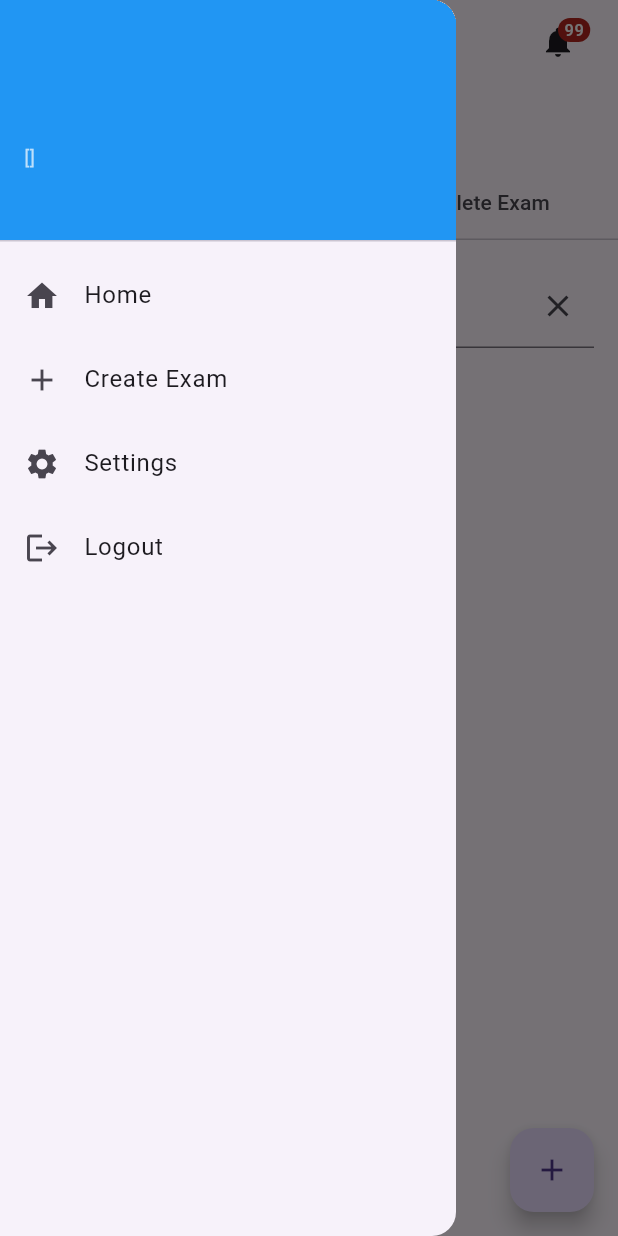
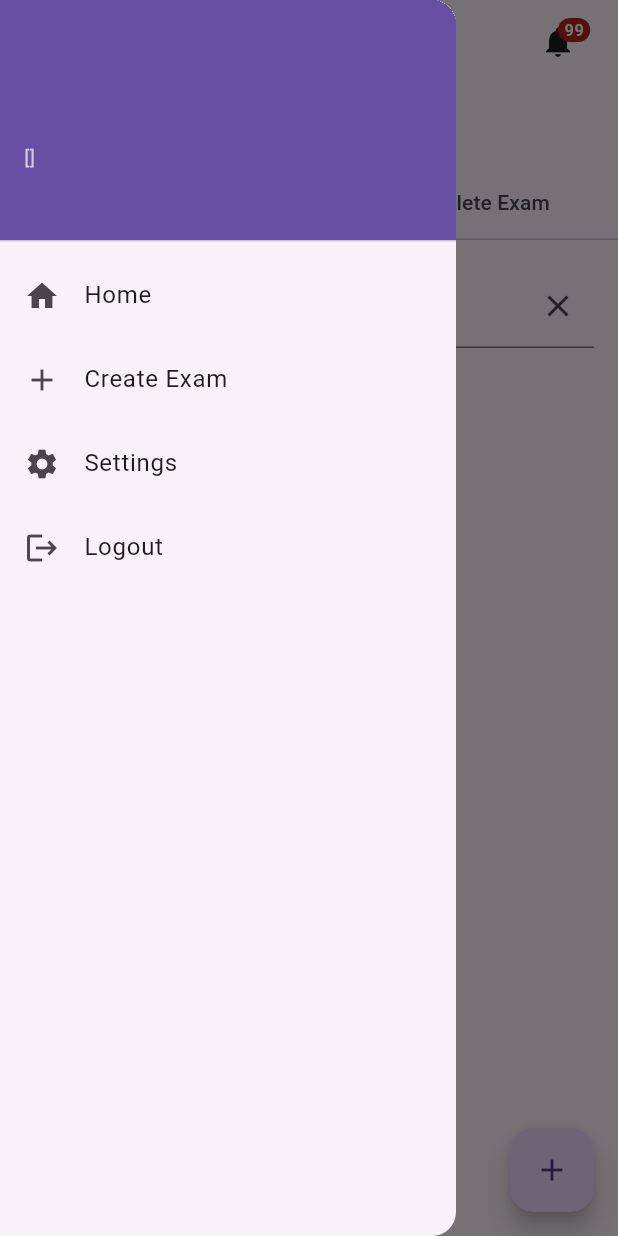
Before and after one commit to MohamedIsa/QuizApp, a Flutter app: the Adminhome screen opened by its route, with the side drawer open, on a phone screen of 412 x 824 dp. Run offline on Flutter 3.47's test engine with Material 3 defaults, Android fonts, the phone set to English and light mode, and no system bars; our stand-ins replace cloud_firestore, firebase_auth, firebase_core, firebase_storage, flutter_spinkit, google_sign_in and 2 more; accounts and stored records are empty; generated files the repository leaves out were written again.

Commit message:
Fix UI for Admins

```diff
--- a/lib/pages/adminhome/adminhomeV.dart
+++ b/lib/pages/adminhome/adminhomeV.dart
@@ -59,9 +59,8 @@ class Adminhome extends StatelessWidget {
         child: ListView(
           children: [
             UserAccountsDrawerHeader(
-              decoration: BoxDecoration(
-                color: Colors.blue, // Background color
-              ),
+              decoration:
+                  BoxDecoration(color: Color.fromARGB(255, 103, 80, 164)),
               accountName: Column(
                 crossAxisAlignment: CrossAxisAlignment.start,
                 children: [
@@ -81,7 +80,7 @@ class Adminhome extends StatelessWidget {
                     ),
                   ),
                   Divider(
-                    color: Colors.blue, // Divider color
+                    color: Color.fromARGB(255, 103, 80, 164), // Divider color
                     thickness: 1, // Divider thickness
                     endIndent: 0, // To ensure it spans the full width
                     height: 1, // Space before and after divider
```
